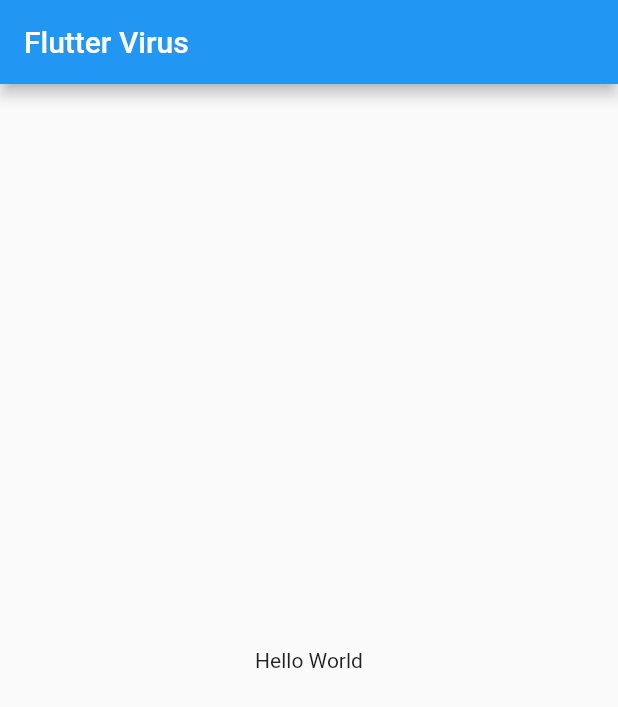
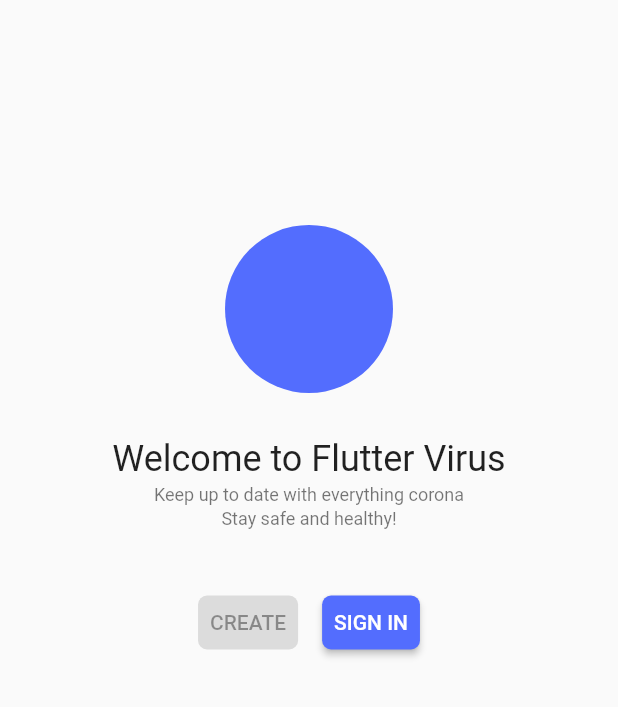
Before and after one commit to Renzo-Olivares/flutter_virus, a Flutter app: the screen it shows after launch, on a phone screen of 412 x 824 dp. Shown: the top 707 px of the screen. Run offline on Flutter 3.47's test engine with Material 2 defaults, Android fonts, the phone set to English and light mode, and no system bars; our stand-ins replace material_design_icons_flutter.

Commit message:
Bring up welcome page and loginflow and implement bottomnav

```diff
--- a/lib/app.dart
+++ b/lib/app.dart
@@ -1,5 +1,6 @@
 import 'package:flutter/material.dart';
 import 'home.dart';
+import 'welcome.dart';
 
 class MyApp extends StatelessWidget {
   // This widget is the root of your application.
@@ -7,23 +8,44 @@ class MyApp extends StatelessWidget {
   Widget build(BuildContext context) {
     return MaterialApp(
       title: 'Flutter Virus',
-      theme: ThemeData(
-        // This is the theme of your application.
-        //
-        // Try running your application with "flutter run". You'll see the
-        // application has a blue toolbar. Then, without quitting the app, try
-        // changing the primarySwatch below to Colors.green and then invoke
-        // "hot reload" (press "r" in the console where you ran "flutter run",
-        // or simply save your changes to "hot reload" in a Flutter IDE).
-        // Notice that the counter didn't reset back to zero; the application
-        // is not restarted.
-        primarySwatch: Colors.blue,
-        // This makes the visual density adapt to the platform that you run
-        // the app on. For desktop platforms, the controls will be smaller and
-        // closer together (more dense) than on mobile platforms.
-        visualDensity: VisualDensity.adaptivePlatformDensity,
-      ),
+      theme: _lightCyber,
+      darkTheme: _darkCyber,
       home: MyHomePage(title: 'Flutter Virus'),
+      initialRoute: '/welcome',
+      onGenerateRoute: _getRoute,
     );
   }
 }
+
+Route<dynamic> _getRoute(RouteSettings settings) {
+  if (settings.name != '/welcome') {
+    return null;
+  }
+
+  return MaterialPageRoute<void>(
+    settings: settings,
+    builder: (BuildContext context) => Welcome(),
+    fullscreenDialog: true,
+  );
+}
+
+final _lightCyber = _buildCyberLightTheme();
+final _darkCyber = _buildCyberDarkTheme();
+
+ThemeData _buildCyberLightTheme() {
+  final ThemeData base = ThemeData.light();
+  return base.copyWith(
+    primaryColor: Colors.indigoAccent,
+    accentColor: Colors.indigoAccent,
+    visualDensity: VisualDensity.adaptivePlatformDensity,
+  );
+}
+
+ThemeData _buildCyberDarkTheme() {
+  final ThemeData base = ThemeData.dark();
+  return base.copyWith(
+    primaryColor: Colors.indigo,
+    accentColor: Colors.indigo,
+    visualDensity: VisualDensity.adaptivePlatformDensity,
+  );
+}
--- a/lib/main.dart
+++ b/lib/main.dart
@@ -1,6 +1,8 @@
 import 'package:flutter/material.dart';
 import 'app.dart';
+import 'package:flutter/scheduler.dart';
 
 void main() {
+  //timeDilation = 10.0;
   runApp(MyApp());
 }
--- /dev/null
+++ b/lib/welcome.dart
@@ -0,0 +1,68 @@
+import 'package:flutter/material.dart';
+import 'package:fluttervirus/login.dart';
+
+class Welcome extends StatelessWidget {
+  @override
+  Widget build(BuildContext context) {
+    // TODO: implement build
+    return Scaffold(
+      body: SafeArea(
+        child: ListView(
+          padding: EdgeInsets.symmetric(horizontal: 24.0),
+          children: [
+            SizedBox(height: 150.0),
+            CircleAvatar(
+              backgroundColor: Theme.of(context).primaryColor,
+              radius: 56.0,
+            ),
+            SizedBox(height: 30.0),
+            Center(
+                child: Text(
+              'Welcome to Flutter Virus',
+              style: Theme.of(context).textTheme.headline5,
+            )),
+            SizedBox(height: 3.0),
+            Center(
+              child: Text(
+                'Keep up to date with everything corona',
+                style: Theme.of(context).textTheme.caption,
+              ),
+            ),
+            SizedBox(height: 2.0),
+            Center(
+              child: Text(
+                'Stay safe and healthy!',
+                style: Theme.of(context).textTheme.caption,
+              ),
+            ),
+            SizedBox(height: 30.0),
+            ButtonBar(
+              alignment: MainAxisAlignment.center,
+              children: [
+                RaisedButton(
+                  child: Text("CREATE"),
+                  shape: RoundedRectangleBorder(
+                      borderRadius: BorderRadius.circular(6.0)),
+                ),
+                SizedBox(
+                  width: 0.0,
+                ),
+                RaisedButton(
+                  child: Text('SIGN IN'),
+                  color: Theme.of(context).accentColor,
+                  shape: RoundedRectangleBorder(
+                    borderRadius: BorderRadius.circular(6.0),
+                  ),
+                  onPressed: () {
+                    Navigator.push(context,
+                        MaterialPageRoute(builder: (context) => LoginFlow()));
+                  },
+                ),
+              ],
+            )
+          ],
+        ),
+      ),
+    );
+  }
+}
--- a/pubspec.yaml
+++ b/pubspec.yaml
@@ -28,6 +28,8 @@ dependencies:
   # The following adds the Cupertino Icons font to your application.
   # Use with the CupertinoIcons class for iOS style icons.
   cupertino_icons: ^0.1.3
+  animations: ^1.1.1
+  material_design_icons_flutter: ^4.0.5345
 
 dev_dependencies:
   flutter_test:
```
Also changed, not shown: lib/home.dart (+42 -1 lines), lib/login.dart (added, +125 -0 lines), pubspec.lock.
